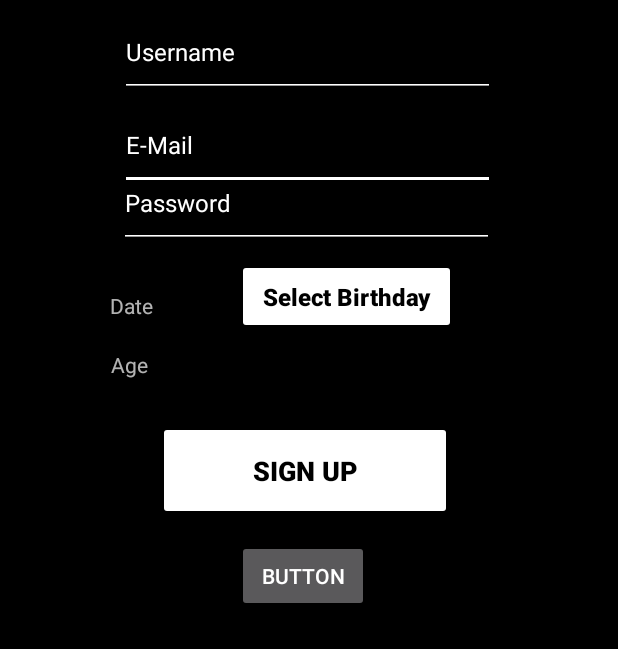
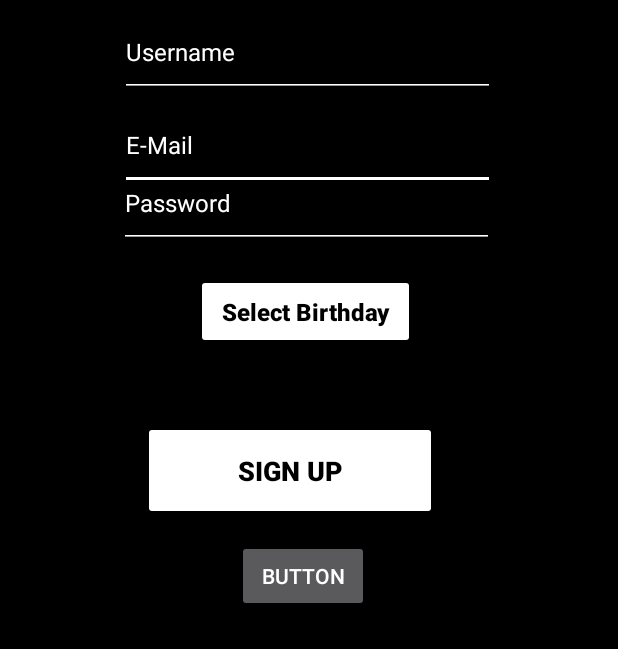
Before and after one commit to gmeiner-manuel/MyPersonalArnold, an Android app: the screen it shows after launch (SignUpScreen), after a tap on "Sign up", on a phone screen of 412 x 824 dp, the part 587-1236 px from its top. Run offline under Robolectric (Android 15) with nearby library versions, the light colour scheme and no system bars.

Commit message:
Date Picker and Dashboard Final Version

```diff
--- a/app/src/main/AndroidManifest.xml
+++ b/app/src/main/AndroidManifest.xml
@@ -9,6 +9,9 @@
         android:roundIcon="@mipmap/ic_launcher_round"
         android:supportsRtl="true"
         android:theme="@style/Theme.AppCompat.NoActionBar">
+        <activity
+            android:name=".Dashboard"
+            android:exported="false" />
         <activity
             android:name=".SignUpScreen"
             android:exported="false" />
@@ -24,7 +27,7 @@
                 <category android:name="android.intent.category.LAUNCHER" />
             </intent-filter>
         </activity>
-        <activity android:name=".DataDisplayPage"/>
+        <activity android:name=".DataDisplayPage" />
     </application>
 
 </manifest>
--- a/app/src/main/java/com/example/personalarnold/LoadingScreen.java
+++ b/app/src/main/java/com/example/personalarnold/LoadingScreen.java
@@ -8,13 +8,19 @@ import android.os.Handler;
 
 public class LoadingScreen extends AppCompatActivity {
 
+    //Time to be passed until opening the new screen
     private final int SPLASH_SCREEN_TIMEOUT = 3000;
 
+    /**
+     * Initializes the View and sets it
+     * @param savedInstanceState is for loading Data
+     */
     @Override
     protected void onCreate(Bundle savedInstanceState) {
         super.onCreate(savedInstanceState);
         setContentView(R.layout.activity_main);
 
+        //Runs a new Thread which switches to another view
         new Handler().postDelayed(new Runnable() {
             @Override
             public void run() {
--- a/app/src/main/java/com/example/personalarnold/MainActivityScreen.java
+++ b/app/src/main/java/com/example/personalarnold/MainActivityScreen.java
@@ -16,6 +16,11 @@ public class MainActivityScreen extends AppCompatActivity {
     private TextView txt_emailAddress;
     private TextView txt_password;
 
+    /**
+     * Method onCreate initializes the content on the view when the View is being displayed
+     * for the first time
+     * @param savedInstanceState is for loading Data
+     */
     @Override
     protected void onCreate(Bundle savedInstanceState) {
         super.onCreate(savedInstanceState);
@@ -24,10 +29,13 @@ public class MainActivityScreen extends AppCompatActivity {
         btn_signUp = findViewById(R.id.btn_SignUp);
         txt_emailAddress = findViewById(R.id.txt_email);
         txt_password = findViewById(R.id.txt_password);
-
-        checkEmail();
     }
 
+    /**
+     * Method onSignUp is called when the Button btn_signUp is pressed.
+     * It starts a new Thread which then opens a new View.
+     * @param view
+     */
     public void onSignUp(View view) {
         if (btn_signUp.isPressed()) {
             new Handler().post(new Runnable() {
@@ -40,12 +48,4 @@ public class MainActivityScreen extends AppCompatActivity {
             });
         }
     }
-
-    public void checkEmail() {
-        String demoEmail;
-        demoEmail = "123.123@gmail.com";
-        if (txt_emailAddress.getText() == demoEmail) {
-            txt_emailAddress.setTextColor(Integer.parseInt("#006400"));
-        }
-    }
 }
--- a/app/src/main/java/com/example/personalarnold/SignUpScreen.java
+++ b/app/src/main/java/com/example/personalarnold/SignUpScreen.java
@@ -28,8 +28,7 @@ public class SignUpScreen extends AppCompatActivity {
     EditText password;
     Button buttonSignup, buttonNext, buttonSelectBirthday;
     SharedPreferences sp;
-    String nameStr, emailStr, passwordStr, ageStr;
-    TextView txtAge, txtDate;
+    String nameStr, emailStr, passwordStr, ageStr, txtAge, txtDate;
 
 
     @Override
@@ -43,8 +42,6 @@ public class SignUpScreen extends AppCompatActivity {
         buttonSignup = findViewById(R.id.btn_signUp);
         buttonNext = findViewById(R.id.btn_next);
         buttonSelectBirthday = findViewById(R.id.btn_selectBirthday);
-        txtAge = findViewById(R.id.txt_age);
-        txtDate = findViewById(R.id.txt_Date);
 
         sp = getSharedPreferences("MyUserPrefs", Context.MODE_PRIVATE);
 
@@ -52,7 +49,7 @@ public class SignUpScreen extends AppCompatActivity {
             nameStr = name.getText().toString();
             emailStr = email.getText().toString();
             passwordStr = password.getText().toString();
-            ageStr = txtAge.getText().toString();
+            ageStr = txtAge;
 
             // Start Shared Preferences Code
             SharedPreferences.Editor editor = sp.edit();
@@ -83,12 +80,17 @@ public class SignUpScreen extends AppCompatActivity {
             }
         });
 
-
+        //When Button is pressed -> Opens a new Activity, in this case the DataDisplayPage
         buttonNext.setOnClickListener(v -> {
             Intent intent = new Intent(SignUpScreen.this, DataDisplayPage.class);
             startActivity(intent);
         });
 
+        /**
+         * When the Button buttonSelectBirthday is pressed -> Creates a Calendar Object and
+         * saves the Date as separate Integers - one for day, one for month and one for year.
+         * It then shows the content in the DatePickerDialog
+         */
         buttonSelectBirthday.setOnClickListener(new View.OnClickListener() {
             @RequiresApi(api = Build.VERSION_CODES.N)
             @Override
@@ -104,6 +106,9 @@ public class SignUpScreen extends AppCompatActivity {
         });
     }
 
+    /**
+     * Creates a new DatePickerDialog which gets the Values of the Calendar
+     * **/
     private DatePickerDialog.OnDateSetListener dataPickerListener = new DatePickerDialog.OnDateSetListener() {
         @RequiresApi(api = Build.VERSION_CODES.N)
         @Override
@@ -113,11 +118,17 @@ public class SignUpScreen extends AppCompatActivity {
             c.set(Calendar.MONTH, month);
             c.set(Calendar.DAY_OF_MONTH, dayOfMonth);
             String format = new SimpleDateFormat("dd MMM YYYY").format(c.getTime());
-            txtDate.setText(format);
-            txtAge.setText(Integer.toString(calculateAge(c.getTimeInMillis())));
+            txtDate = format;
+            txtAge = Integer.toString(calculateAge(c.getTimeInMillis()));
         }
     };
 
+    /**
+     * Calculates the Age using the inputs from the Calendar.
+     * @param date gets the value of the Calendar and gives it the
+     * TimeInMillis. It's a long value since it's a milli second value.
+     * @return
+     */
     @RequiresApi(api = Build.VERSION_CODES.N)
     public int calculateAge(long date) {
         Calendar dob = Calendar.getInstance();
@@ -133,8 +144,14 @@ public class SignUpScreen extends AppCompatActivity {
         return age;
     }
 
+    /**
+     * Checks the Age. If the Age is below 16, the user is not able to sign up.
+     * If the Age is above 16, the user will be able to sign up. The retun value
+     * is a boolean which is true when the user is old enough and false if not.
+     * @return
+     */
     public boolean checkAge() {
-        int age = Integer.parseInt(txtAge.getText().toString());
+        int age = Integer.parseInt(txtAge);
         boolean overSixteen;
         if (age >= 14) {
             overSixteen = true;
--- a/app/src/main/res/layout/activity_sign_up.xml
+++ b/app/src/main/res/layout/activity_sign_up.xml
@@ -73,7 +73,7 @@
         android:backgroundTint="#FFFFFF"
         android:ems="10"
         android:hint="Password"
-        android:inputType="textEmailAddress"
+        android:inputType="textPassword"
         android:singleLine="false"
         android:textColor="#FFFFFF"
         android:textColorHint="#FFFFFF"
@@ -89,9 +89,9 @@
         android:id="@+id/btn_signUp"
         android:layout_width="196dp"
         android:layout_height="66dp"
-        android:layout_marginStart="105dp"
+        android:layout_marginStart="95dp"
         android:layout_marginTop="100dp"
-        android:layout_marginEnd="110dp"
+        android:layout_marginEnd="120dp"
         android:layout_marginBottom="85dp"
         android:backgroundTint="#FFFFFF"
         android:text="Sign Up"
@@ -123,7 +123,7 @@
         android:id="@+id/btn_selectBirthday"
         android:layout_width="146dp"
         android:layout_height="50dp"
-        android:layout_marginStart="170dp"
+        android:layout_marginStart="115dp"
         android:layout_marginTop="7dp"
         android:layout_marginEnd="120dp"
         android:layout_marginBottom="17dp"
@@ -138,34 +138,6 @@
         app:layout_constraintEnd_toEndOf="parent"
         app:layout_constraintStart_toStartOf="parent"
         app:layout_constraintTop_toBottomOf="@+id/txt_Password"
-        app:layout_constraintVertical_bias="0.0" />
-
-    <TextView
-        android:id="@+id/txt_Date"
-        android:layout_width="70dp"
-        android:layout_height="wrap_content"
-        android:layout_marginStart="79dp"
-        android:layout_marginTop="7dp"
-        android:layout_marginEnd="21dp"
-        android:layout_marginBottom="46dp"
-        android:text="Date"
-        app:layout_constraintBottom_toTopOf="@+id/btn_signUp"
-        app:layout_constraintEnd_toStartOf="@+id/btn_selectBirthday"
-        app:layout_constraintStart_toStartOf="parent"
-        app:layout_constraintTop_toBottomOf="@+id/txt_Password" />
-
-    <TextView
-        android:id="@+id/txt_age"
-        android:layout_width="30dp"
-        android:layout_height="wrap_content"
-        android:layout_marginStart="50dp"
-        android:layout_marginTop="5dp"
-        android:layout_marginEnd="30dp"
-        android:layout_marginBottom="13dp"
-        android:text="Age"
-        app:layout_constraintBottom_toTopOf="@+id/btn_signUp"
-        app:layout_constraintEnd_toStartOf="@+id/btn_selectBirthday"
-        app:layout_constraintStart_toStartOf="parent"
-        app:layout_constraintTop_toBottomOf="@+id/txt_Date" />
+        app:layout_constraintVertical_bias="0.25" />
 
 </androidx.constraintlayout.widget.ConstraintLayout>
```
Also changed, not shown: app/src/main/java/com/example/personalarnold/DataDisplayPage.java (+12 -0 lines), app/src/main/res/layout/activity_dashboard.xml (+47 -0 lines), app/src/main/res/drawable/workout_planner_icon.png (added), 3 other files.
